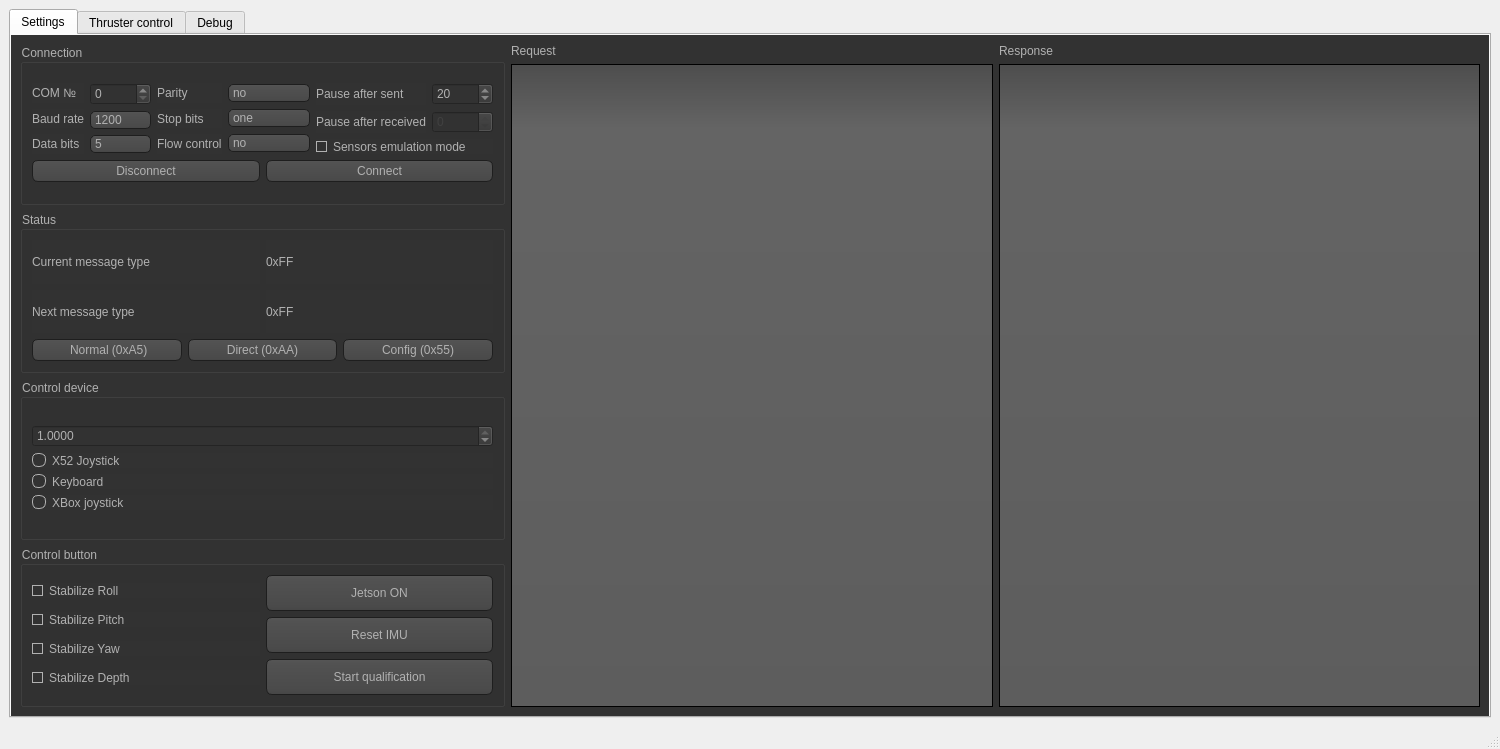
This is mainwindow.ui in hidronautics/control as Qt 5 draws it before an edit. The edited form follows.
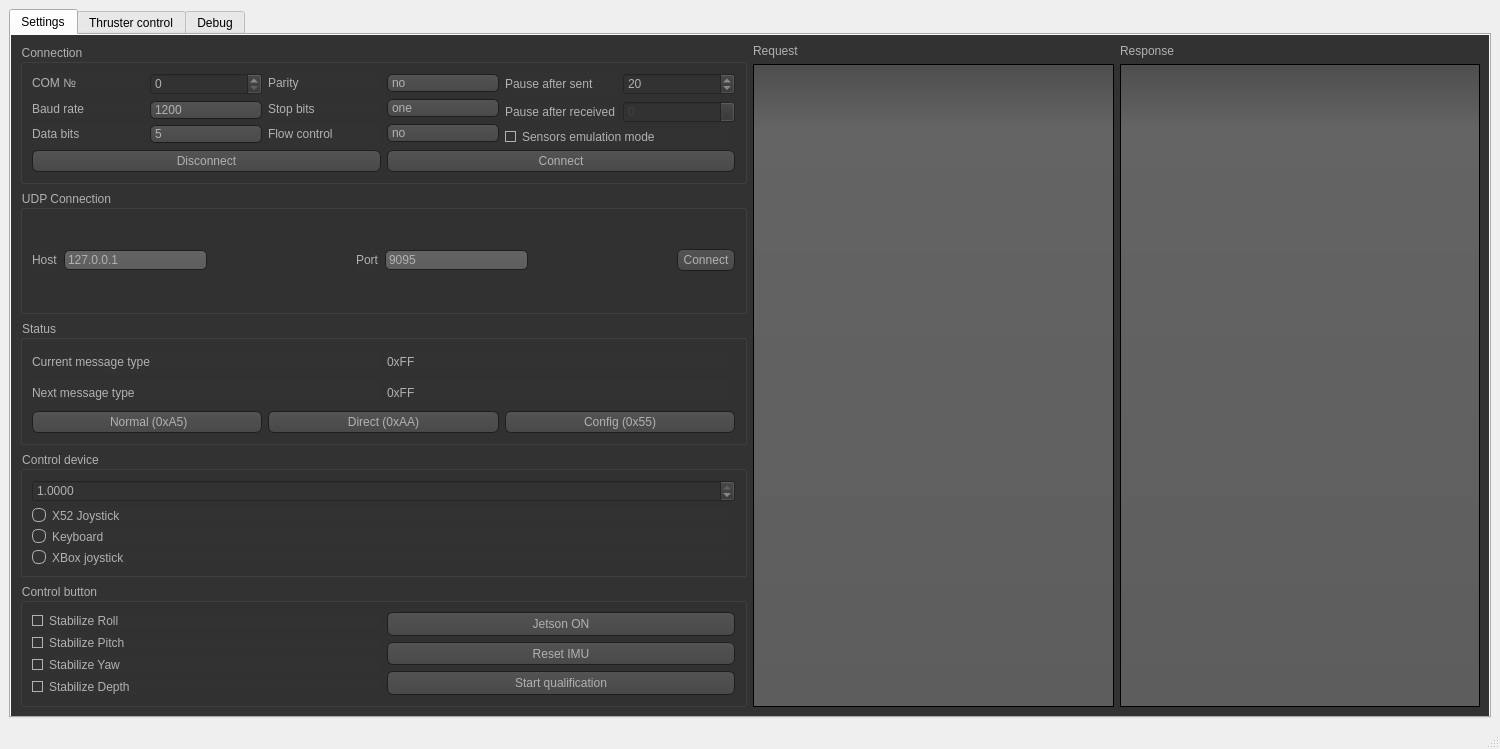
This is the edited form. Icons and pictures are not drawn.

Commit message: Worked only with one connection type: UDP or COM

The edit to the form file:
```diff
--- a/mainwindow.ui
+++ b/mainwindow.ui
@@ -893,6 +893,80 @@
               </layout>
              </widget>
             </item>
+            <item>
+             <widget class="QGroupBox" name="groupBoxUDPConnection">
+              <property name="title">
+               <string>UDP Connection</string>
+              </property>
+              <layout class="QVBoxLayout" name="verticalLayout_31">
+               <item>
+                <layout class="QHBoxLayout" name="horizontalLayout_17">
+                 <item>
+                  <widget class="QLabel" name="label_33">
+                   <property name="text">
+                    <string>Host</string>
+                   </property>
+                  </widget>
+                 </item>
+                 <item>
+                  <widget class="QLineEdit" name="lineEditHost">
+                   <property name="text">
+                    <string>127.0.0.1</string>
+                   </property>
+                  </widget>
+                 </item>
+                 <item>
+                  <spacer name="horizontalSpacer_6">
+                   <property name="orientation">
+                    <enum>Qt::Horizontal</enum>
+                   </property>
+                   <property name="sizeHint" stdset="0">
+                    <size>
+                     <width>40</width>
+                     <height>20</height>
+                    </size>
+                   </property>
+                  </spacer>
+                 </item>
+                 <item>
+                  <widget class="QLabel" name="label_34">
+                   <property name="text">
+                    <string>Port</string>
+                   </property>
+                  </widget>
+                 </item>
+                 <item>
+                  <widget class="QLineEdit" name="lineEditPort">
+                   <property name="text">
+                    <string>9095</string>
+                   </property>
+                  </widget>
+                 </item>
+                 <item>
+                  <spacer name="horizontalSpacer_7">
+                   <property name="orientation">
+                    <enum>Qt::Horizontal</enum>
+                   </property>
+                   <property name="sizeHint" stdset="0">
+                    <size>
+                     <width>40</width>
+                     <height>20</height>
+                    </size>
+                   </property>
+                  </spacer>
+                 </item>
+                 <item>
+                  <widget class="QPushButton" name="pushButtonConnectUDP">
+                   <property name="text">
+                    <string>Connect</string>
+                   </property>
+                  </widget>
+                 </item>
+                </layout>
+               </item>
+              </layout>
+             </widget>
+            </item>
             <item>
              <widget class="QGroupBox" name="groupBox_6">
               <property name="title">
```
Left out of the diff: 2 changed lines with no effect on the pictures. The commit also changes 8 other files.
